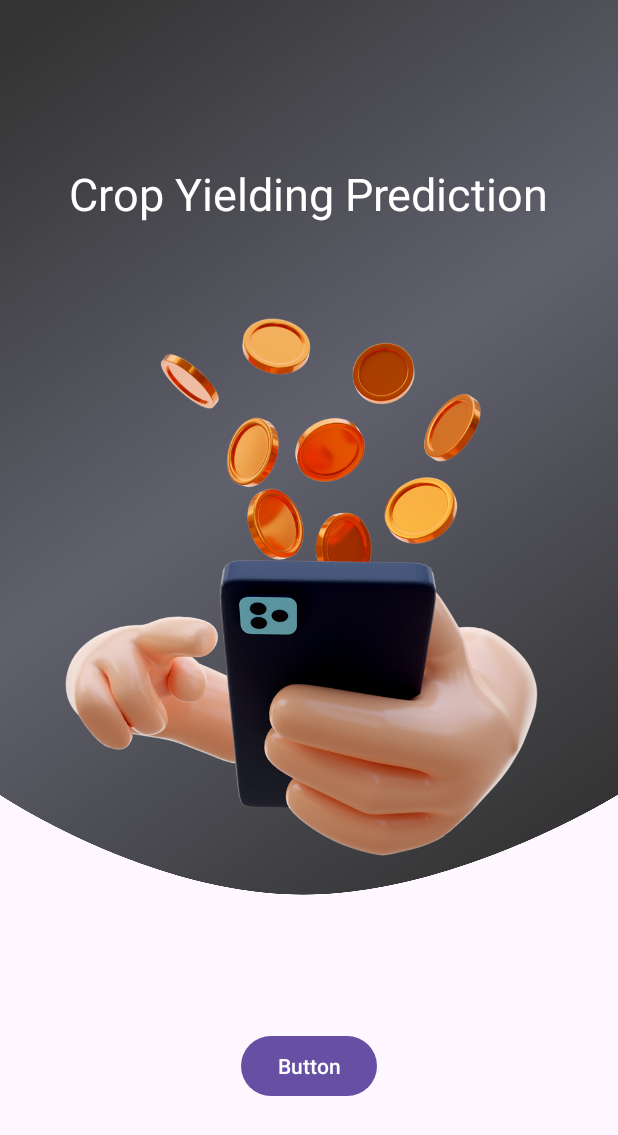
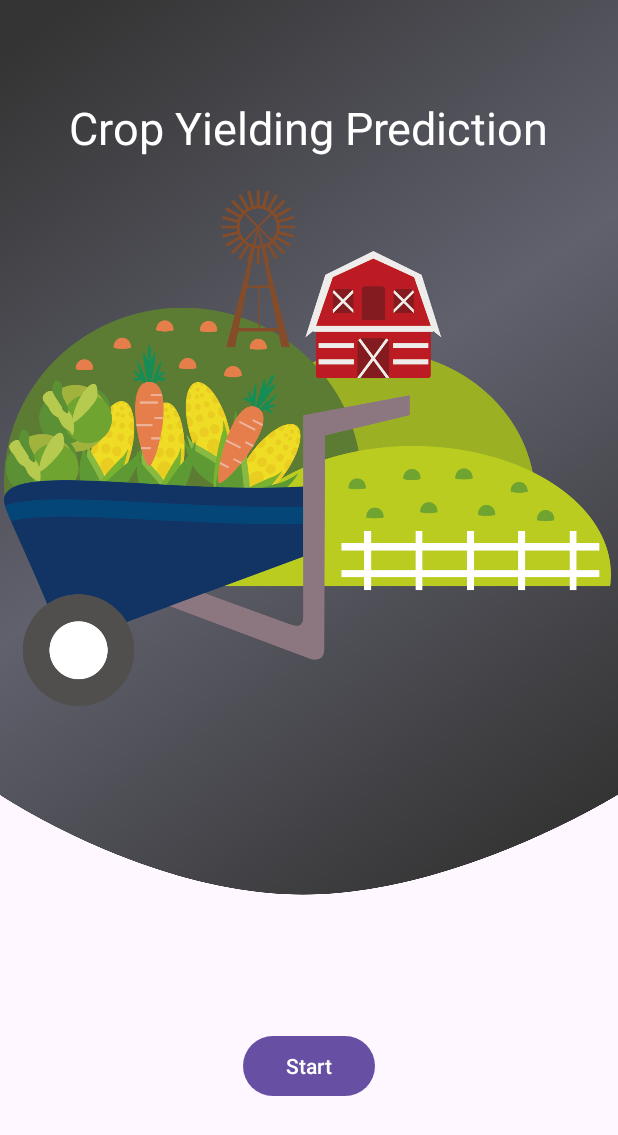
Before and after one commit to Sauban-Git/CropYieldPrediction, an Android app: the layout activity_main.xml on its own in the app's theme, with its tools: preview values and no code run, on a phone screen of 412 x 824 dp. Shown: the top 1135 px of the screen. Run offline under Robolectric (Android 15) with nearby library versions, the phone set to English and light mode, and no system bars.

```diff
--- a/app/src/main/res/layout/activity_main.xml
+++ b/app/src/main/res/layout/activity_main.xml
@@ -12,6 +12,7 @@
         android:layout_width="wrap_content"
         android:layout_height="wrap_content"
         android:scaleType="fitXY"
+        android:contentDescription="Background"
         app:layout_constraintEnd_toEndOf="parent"
         app:layout_constraintStart_toStartOf="parent"
         app:layout_constraintTop_toTopOf="parent"
@@ -19,12 +20,15 @@
 
     <ImageView
         android:id="@+id/imageView2"
-        android:layout_width="wrap_content"
-        android:layout_height="wrap_content"
+        android:layout_width="410dp"
+        android:layout_height="344dp"
         app:layout_constraintBottom_toBottomOf="@+id/imageView"
         app:layout_constraintEnd_toEndOf="parent"
+        app:layout_constraintHorizontal_bias="0.0"
         app:layout_constraintStart_toStartOf="parent"
-        app:srcCompat="@drawable/logo" />
+        app:layout_constraintTop_toTopOf="parent"
+        android:contentDescription="Crop"
+        app:srcCompat="@drawable/greencrop" />
 
     <TextView
         android:id="@+id/textView"
@@ -32,7 +36,7 @@
         android:layout_height="wrap_content"
         android:text="Crop Yielding Prediction"
         android:textColor="#ffffff"
-        android:textSize="30dp"
+        android:textSize="30sp"
         app:layout_constraintBottom_toTopOf="@+id/imageView2"
         app:layout_constraintEnd_toEndOf="parent"
         app:layout_constraintStart_toStartOf="parent"
@@ -40,10 +44,10 @@
         app:layout_constraintVertical_bias="0.75" />
 
     <Button
-        android:id="@+id/btPredict"
+        android:id="@+id/btnStart"
         android:layout_width="wrap_content"
         android:layout_height="wrap_content"
-        android:text="Button"
+        android:text="Start"
         app:layout_constraintBottom_toBottomOf="parent"
         app:layout_constraintEnd_toEndOf="parent"
         app:layout_constraintStart_toStartOf="parent"
--- /dev/null
+++ b/app/src/main/res/mipmap-anydpi-v26/ic_rice_round.xml
@@ -0,0 +1,5 @@
+<?xml version="1.0" encoding="utf-8"?>
+<adaptive-icon xmlns:android="http://schemas.android.com/apk/res/android">
+    <background android:drawable="@drawable/ic_rice_background"/>
+    <foreground android:drawable="@mipmap/ic_rices"/>
+</adaptive-icon>
```
Also changed, not shown: app/src/main/java/com/farm/friendly/MainActivity.kt (+52 -4 lines), app/src/main/res/layout/dialog_custom.xml (added, +52 -0 lines), app/src/main/ic_rice-playstore.png (added), app/src/main/res/drawable/greencrop.png (added), app/src/main/res/mipmap-hdpi/ic_rice_round.webp (added), app/src/main/res/mipmap-hdpi/ic_rices.webp (added), app/src/main/res/mipmap-mdpi/ic_rice_round.webp (added), app/src/main/res/mipmap-mdpi/ic_rices.webp (added), app/src/main/res/mipmap-xhdpi/ic_rice_round.webp (added), app/src/main/res/mipmap-xhdpi/ic_rices.webp (added), app/src/main/res/mipmap-xxhdpi/ic_rice_round.webp (added), app/src/main/res/mipmap-xxhdpi/ic_rices.webp (added), app/src/main/res/mipmap-xxxhdpi/ic_rice_round.webp (added), app/src/main/res/mipmap-xxxhdpi/ic_rices.webp (added).
